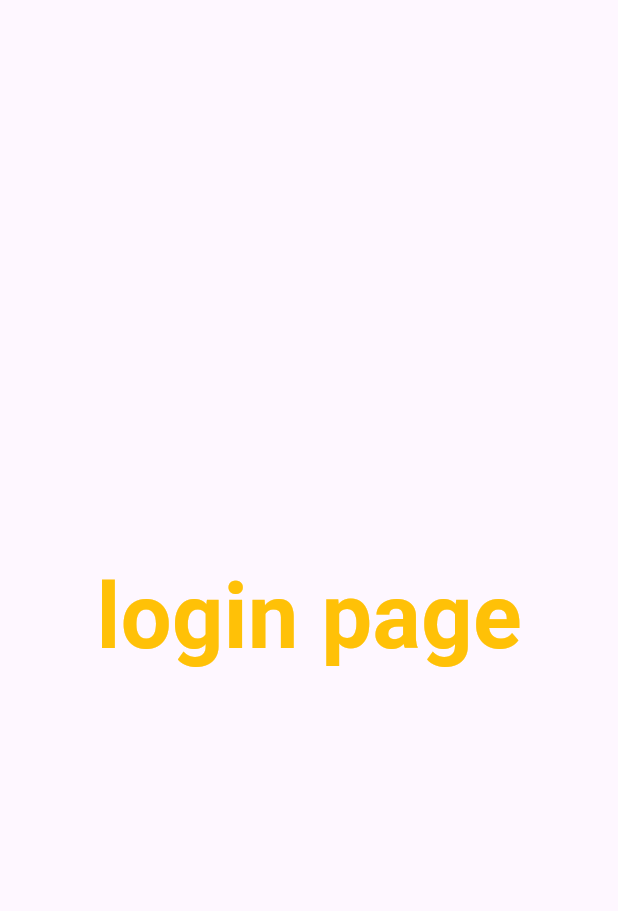
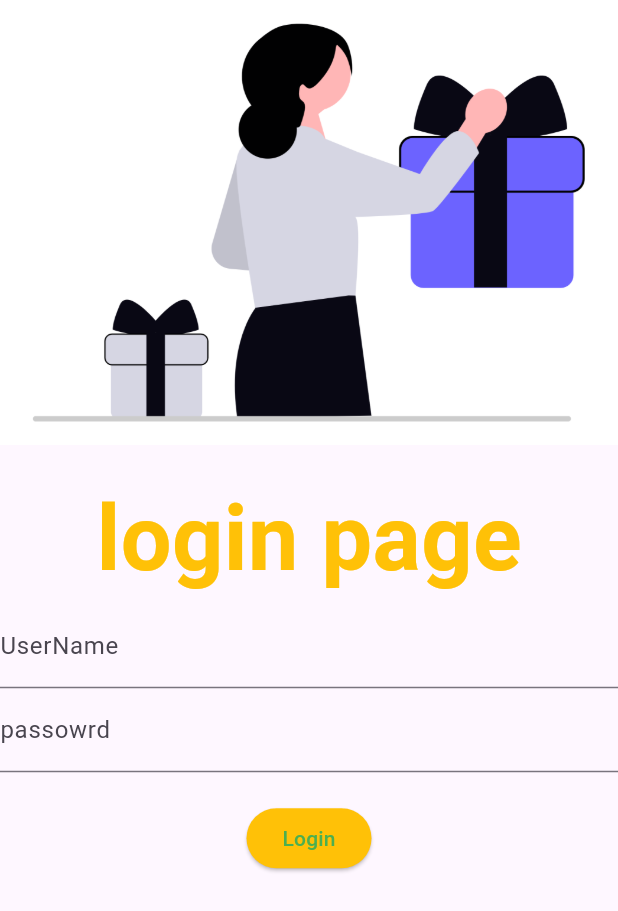
Before and after one commit to ANWAR-ALI784/Groceries-App-UI, a Flutter app: the screen it shows after launch, on a phone screen of 412 x 824 dp. Shown: the top 911 px of the screen. Run offline on Flutter 3.47's test engine with Material 3 defaults, Android fonts, the phone set to English and light mode, and no system bars.

Commit message:
day3 completed

```diff
--- a/lib/pages/loginpage.dart
+++ b/lib/pages/loginpage.dart
@@ -4,9 +4,47 @@ class Loginpage extends StatelessWidget {
 
   @override
   Widget build(BuildContext context) {
-    return const Material(
-      child: Center(child: Text("login page",style: TextStyle(fontWeight: FontWeight.bold,fontSize: 20,color: Colors.amber),textScaleFactor: 3.0,),
-    ),
+    return Scaffold(
+      body: SingleChildScrollView(
+        child: Column(
+          children: [
+            Image.asset("assests/images/giftitem.png"),
+            SizedBox(height: 20,),
+              Text("login page",style: TextStyle(fontWeight: FontWeight.bold,fontSize: 20,color: Colors.amber),textScaleFactor: 3.0,),
+            TextFormField(
+              decoration: const InputDecoration(
+                labelText: "UserName",
+                hintText: " Enter Username",
+              ),
+            ),
+            TextFormField(
+              decoration: const InputDecoration(
+                labelText: "passowrd",
+                hintText: " Enter password",
+              ),
+            ),
+            SizedBox(
+              height: 20,
+            ),
+            ElevatedButton(onPressed: (){
+
+              print("hiiii");
+            },
+                child: const Text("Login"),
+
+            style: TextButton.styleFrom(foregroundColor: Colors.green,backgroundColor: Colors.amber),
+
+            ),
+
+
+
+
+
+
+
+          ],
+        ),
+      ),
     );
   }
 }
--- a/pubspec.yaml
+++ b/pubspec.yaml
@@ -59,8 +59,8 @@ flutter:
   uses-material-design: true
 
   # To add assets to your application, add an assets section, like this:
-  # assets:
-  #   - images/a_dot_burr.jpeg
+  assets:
+    - assests/images/giftitem.png
   #   - images/a_dot_ham.jpeg
 
   # An image asset can refer to one or more resolution-specific "variants", see
```
Also changed, not shown: assests/images/giftitem.png (added).
